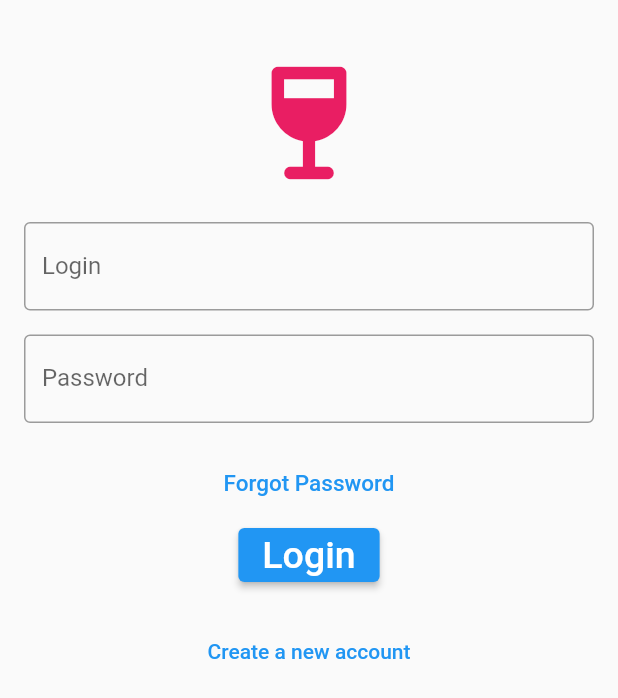
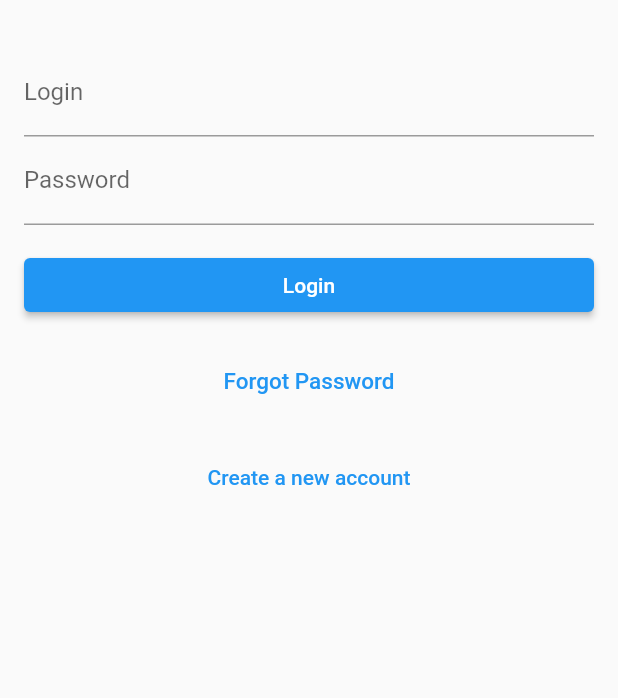
Before and after one commit to juliengz/flutter-hexa-archi, a Flutter app: the screen it shows after launch, on a phone screen of 412 x 824 dp. Shown: the top 698 px of the screen. Run offline on Flutter 3.47's test engine with Material 2 defaults, Android fonts, the phone set to English and light mode, and no system bars; our stand-ins replace dartz, dio, get_it, get_storage.

Commit message:
Update signin view behaviors

```diff
--- a/lib/core/auth/domain/exceptions/bad_credential_exception.dart
+++ b/lib/core/auth/domain/exceptions/bad_credential_exception.dart
@@ -1,3 +1 @@
-import 'package:equatable/equatable.dart';
-
 class BadCredentialException implements Exception {}
--- a/lib/main.dart
+++ b/lib/main.dart
@@ -2,7 +2,7 @@
 import 'package:flutter/foundation.dart';
 import 'package:flutter/material.dart';
 import 'package:flutter_clean_archi/dependencies_injection.dart' as di;
-import 'package:flutter_clean_archi/ui/auth/pages/signin_page.dart';
+import 'package:flutter_clean_archi/ui/auth/views/signin_page.dart';
 import 'package:flutter_clean_archi/ui/home/notifiers/home_notifier.dart';
 import 'package:flutter_clean_archi/ui/auth/notifiers/signin_notifier.dart';
 import 'package:flutter_clean_archi/ui/home/pages/home_page.dart';
--- a/lib/ui/auth/pages/signin_page.dart
+++ /dev/null
@@ -1,74 +0,0 @@
-import 'package:flutter/material.dart';
-import 'package:flutter/widgets.dart';
-import 'package:flutter_clean_archi/ui/auth/notifiers/signin_notifier.dart';
-import 'package:provider/provider.dart';
-
-class SigninPage extends StatelessWidget {
-  const SigninPage({Key? key}) : super(key: key);
-
-  @override
-  Widget build(BuildContext context) {
-    final isLoading = context.select((SigninNotifier n) => n.isLoading);
-    final tokens = context.select((SigninNotifier n) => n.tokens);
-
-    return Scaffold(
-      body: isLoading
-          ? const Center(child: CircularProgressIndicator())
-          : SingleChildScrollView(
-              padding: const EdgeInsets.all(16.0),
-              child: Column(
-                mainAxisAlignment: MainAxisAlignment.center,
-                crossAxisAlignment: CrossAxisAlignment.center,
-                children: <Widget>[
-                  const SizedBox(height: 16.0),
-                  const Icon(
-                    Icons.wine_bar_rounded,
-                    size: 100.0,
-                    color: Colors.pink,
-                  ),
-                  const SizedBox(height: 16.0),
-                  const TextField(
-                    decoration: InputDecoration(
-                        border: OutlineInputBorder(),
-                        labelText: 'Login',
-                        hintText: 'Enter valid login'),
-                  ),
-                  const SizedBox(height: 16.0),
-                  const TextField(
-                    obscureText: true,
-                    decoration: InputDecoration(
-                        border: OutlineInputBorder(),
-                        labelText: 'Password',
-                        hintText: 'Enter secure password'),
-                  ),
-                  const SizedBox(height: 16.0),
-                  TextButton(
-                    onPressed: () {},
-                    child: const Text(
-                      'Forgot Password',
-                      style: TextStyle(color: Colors.blue, fontSize: 15),
-                    ),
-                  ),
-                  ElevatedButton(
-                    onPressed: () {
-                      context.read<SigninNotifier>().signin(context);
-                    },
-                    child: const Text(
-                      'Login',
-                      style: TextStyle(color: Colors.white, fontSize: 25),
-                    ),
-                  ),
-                  const SizedBox(height: 16.0),
-                  TextButton(
-                    onPressed: () {},
-                    child: const Text(
-                      'Create a new account',
-                      style: TextStyle(color: Colors.blue),
-                    ),
-                  ),
-                ],
-              ),
-            ),
-    );
-  }
-}
--- /dev/null
+++ b/lib/ui/auth/views/signin_form.dart
@@ -0,0 +1,84 @@
+import 'package:flutter/material.dart';
+import 'package:flutter/widgets.dart';
+import 'package:flutter_clean_archi/ui/auth/notifiers/signin_notifier.dart';
+import 'package:provider/provider.dart';
+
+class SigninForm extends StatefulWidget {
+  const SigninForm({Key? key}) : super(key: key);
+
+  @override
+  _SigninFormState createState() => _SigninFormState();
+}
+
+class _SigninFormState extends State<SigninForm> {
+  final _formKey = GlobalKey<FormState>();
+  final loginFieldController = TextEditingController();
+  final passwordFieldController = TextEditingController();
+
+  @override
+  void dispose() {
+    loginFieldController.dispose();
+    passwordFieldController.dispose();
+    super.dispose();
+  }
+
+  @override
+  Widget build(BuildContext context) {
+    final error = context.select((SigninNotifier n) => n.error);
+    final signin = context.select((SigninNotifier n) => n.signin);
+
+    return Form(
+      key: _formKey,
+      child: Column(
+        crossAxisAlignment: CrossAxisAlignment.stretch,
+        children: [
+          if (error != null)
+            Text(
+              error,
+              style: TextStyle(color: Theme.of(context).colorScheme.error),
+            ),
+          TextFormField(
+            controller: loginFieldController,
+            decoration: const InputDecoration(
+              labelText: 'Login',
+              hintText: 'Enter valid login',
+            ),
+            validator: (value) {
+              if (value == null || value.isEmpty) {
+                return 'Please enter some text';
+              }
+              return null;
+            },
+          ),
+          TextFormField(
+            controller: passwordFieldController,
+            obscureText: true,
+            decoration: const InputDecoration(
+                labelText: 'Password', hintText: 'Enter secure password'),
+            validator: (value) {
+              if (value == null || value.isEmpty) {
+                return 'Please enter some text';
+              }
+              return null;
+            },
+          ),
+          const SizedBox(height: 16.0),
+          ElevatedButton(
+            onPressed: () {
+              if (_formKey.currentState!.validate()) {
+                signin(
+                  context,
+                  loginFieldController.text,
+                  passwordFieldController.text,
+                );
+              }
+            },
+            child: const Text(
+              'Login',
+            ),
+          )
+        ],
+      ),
+    );
+  }
+}
--- /dev/null
+++ b/lib/ui/auth/views/signin_page.dart
@@ -0,0 +1,45 @@
+import 'package:flutter/material.dart';
+import 'package:flutter/widgets.dart';
+import 'package:flutter_clean_archi/ui/auth/notifiers/signin_notifier.dart';
+import 'package:flutter_clean_archi/ui/auth/views/signin_form.dart';
+import 'package:provider/provider.dart';
+
+class SigninPage extends StatelessWidget {
+  const SigninPage({Key? key}) : super(key: key);
+
+  @override
+  Widget build(BuildContext context) {
+    final isLoading = context.select((SigninNotifier n) => n.isLoading);
+
+    return Scaffold(
+      body: SingleChildScrollView(
+        padding: const EdgeInsets.all(16.0),
+        child: Column(
+          mainAxisAlignment: MainAxisAlignment.center,
+          crossAxisAlignment: CrossAxisAlignment.center,
+          children: <Widget>[
+            const SizedBox(height: 16.0),
+            if (isLoading) const Center(child: CircularProgressIndicator()),
+            const SigninForm(),
+            const SizedBox(height: 16.0),
+            TextButton(
+              onPressed: () {},
+              child: const Text(
+                'Forgot Password',
+                style: TextStyle(color: Colors.blue, fontSize: 15),
+              ),
+            ),
+            const SizedBox(height: 16.0),
+            TextButton(
+              onPressed: () {},
+              child: const Text(
+                'Create a new account',
+                style: TextStyle(color: Colors.blue),
+              ),
+            ),
+          ],
+        ),
+      ),
+    );
+  }
+}
```
Also changed, not shown: lib/ui/auth/notifiers/signin_notifier.dart (+9 -4 lines).
